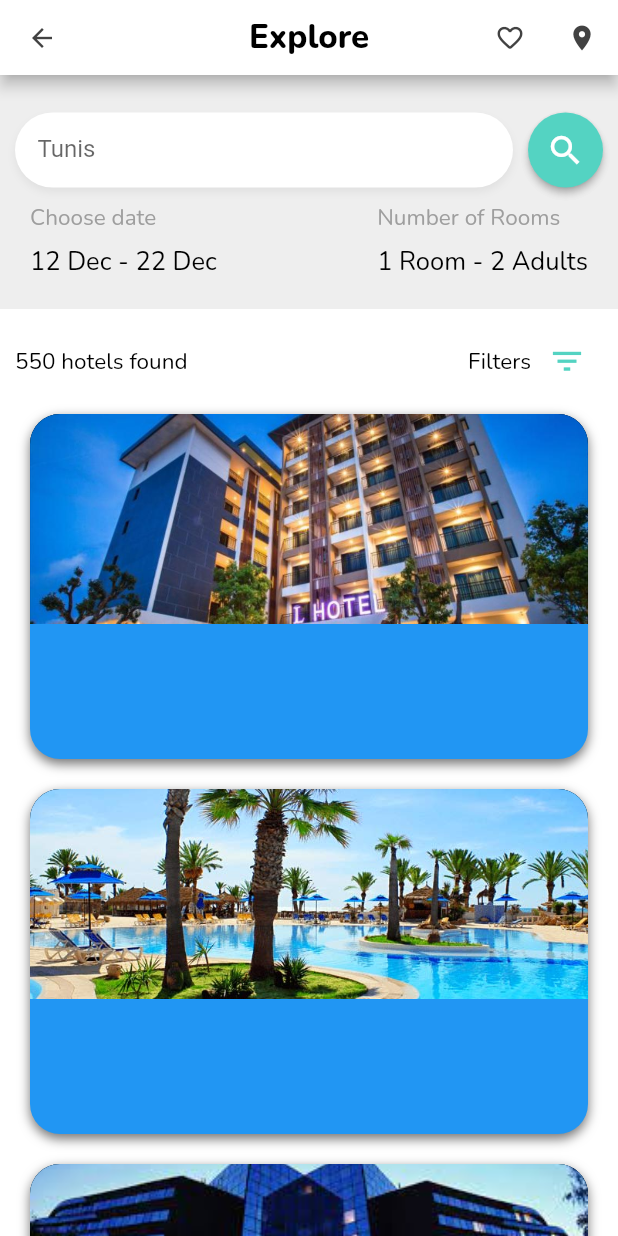
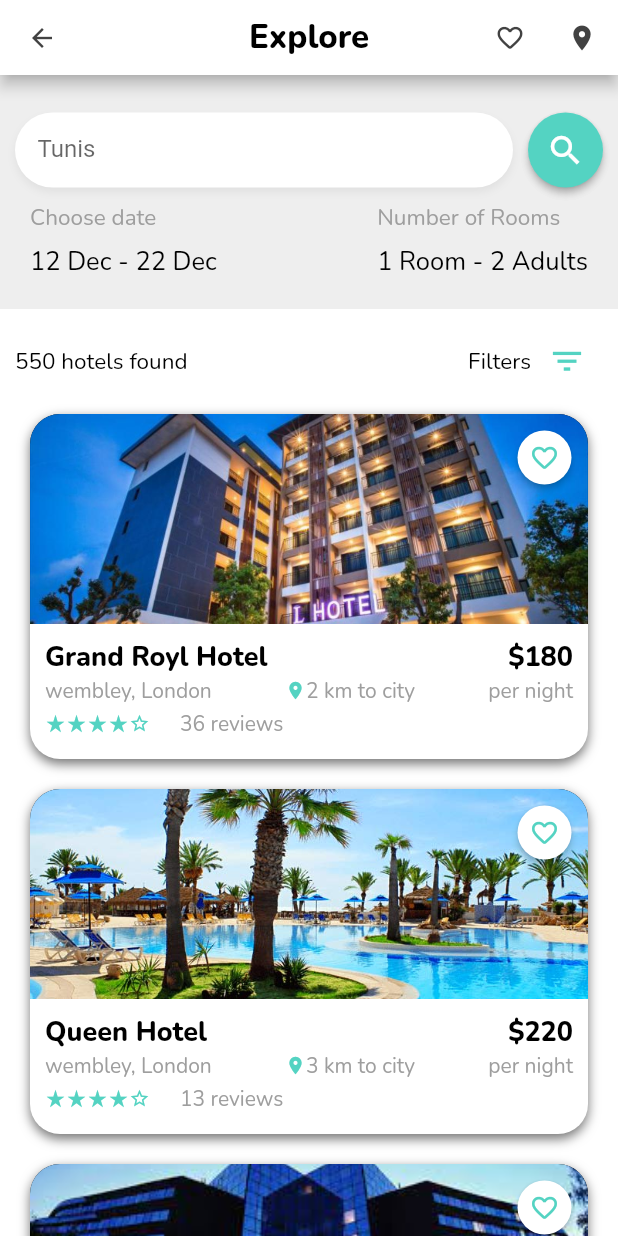
Before and after one commit to ZeinebHouman/flutter_application_hotel, a Flutter app: the screen it shows after launch, on a phone screen of 412 x 824 dp. Run offline on Flutter 3.47's test engine with Material 2 defaults, Android fonts, the phone set to English and light mode, and no system bars; our stand-ins replace google_fonts; missing offline and left inert: dart:html.

Commit message:
add informations for publications
add informations for publications

```diff
--- a/lib/main.dart
+++ b/lib/main.dart
@@ -286,7 +286,7 @@ class HotelCard extends StatelessWidget{
           height: 230,
           width: double.infinity,
           decoration : BoxDecoration(
-            color: Colors.blue,
+            color: Colors.white,
             borderRadius: BorderRadius.all(Radius.circular(20)),
              boxShadow: [
               BoxShadow(
@@ -315,7 +315,83 @@ class HotelCard extends StatelessWidget{
                   fit: BoxFit.cover  )
 
               ),
-            )
+              child: Stack(children: [
+                Positioned(top: 5,
+                 right:-15,
+                 child:
+                 MaterialButton(
+                   color: Colors.white,
+                   shape: CircleBorder(),
+                   onPressed: (){},
+                   child: Icon(Icons.favorite_outline_rounded,
+                   color: d_green,
+                   size: 20 ) ))
+              ],)
+            ),
+            Container(
+              margin: EdgeInsets.fromLTRB(10, 10, 10, 0),
+              child: Row(
+                mainAxisAlignment: MainAxisAlignment.spaceBetween,
+                children: [
+                Text(hotelData['title'],style: GoogleFonts.nunito(
+                                        color: Colors.black,
+                                        fontWeight: FontWeight.w800,
+                                        fontSize: 18)),
+                Text('\$'+hotelData['price'],  style: GoogleFonts.nunito(
+                                        color: Colors.black,
+                                          fontWeight: FontWeight.w800,
+                                        fontSize: 18)),
+
+              ],),
+
+              ),
+              Container(margin: EdgeInsets.symmetric(horizontal: 10),
+              child: Row(
+                mainAxisAlignment: MainAxisAlignment.spaceBetween,
+                children: [
+                  Text(hotelData['place'],style: GoogleFonts.nunito(
+                                        color: Colors.grey[500],
+                                        fontWeight: FontWeight.w400,
+                                        fontSize: 14)),
+                  Row(children: [
+                    Icon( Icons.place,
+                         color:d_green,
+                         size: 14.0, ),
+                          Text(hotelData['distance'].toString()+' km to city',style: GoogleFonts.nunito(
+                                        color: Colors.grey[500],
+                                        fontWeight: FontWeight.w400,
+                                        fontSize: 14))]),
+                   Text("per night",style: GoogleFonts.nunito(
+                                        color: Colors.grey[500],
+                                        fontWeight: FontWeight.w400,
+                                        fontSize: 14))
+
+
+              ],),
+
+
+
+              ),
+              Container(
+                margin: EdgeInsets.fromLTRB(10, 3, 10, 0),
+                child: Row(children: [
+                   Row(children: [Icon(Icons.star_rate, color: d_green, size:14),
+                   Icon(Icons.star_rate, color: d_green, size:14),
+                   Icon(Icons.star_rate, color: d_green, size:14),
+                   Icon(Icons.star_rate, color: d_green, size:14),
+                   Icon(Icons.star_border, color: d_green, size:14)],),
+                   SizedBox(width: 20),
+                    Text(hotelData["review"].toString()+" reviews",style: GoogleFonts.nunito(
+                                        color: Colors.grey[500],
+                                        fontWeight: FontWeight.w400,
+                                        fontSize: 14)),
+
+
+                ],))
+
+
+
+
           ],)
 
 
```
